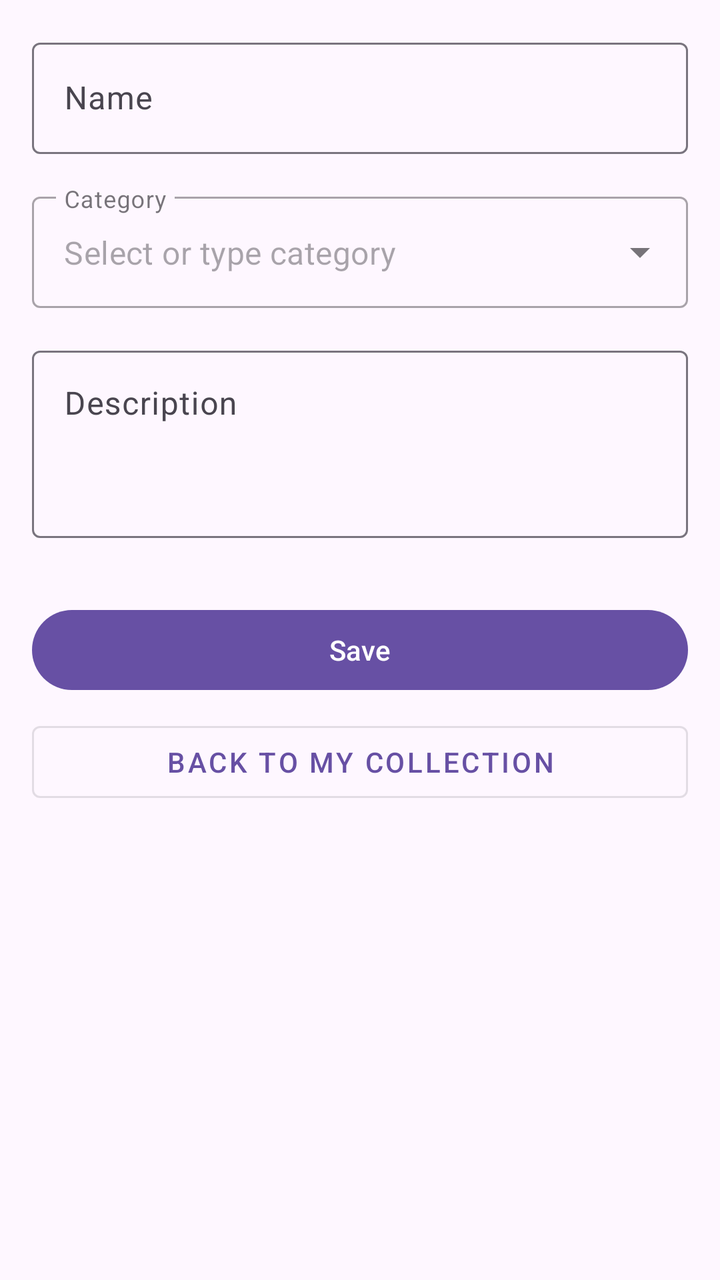
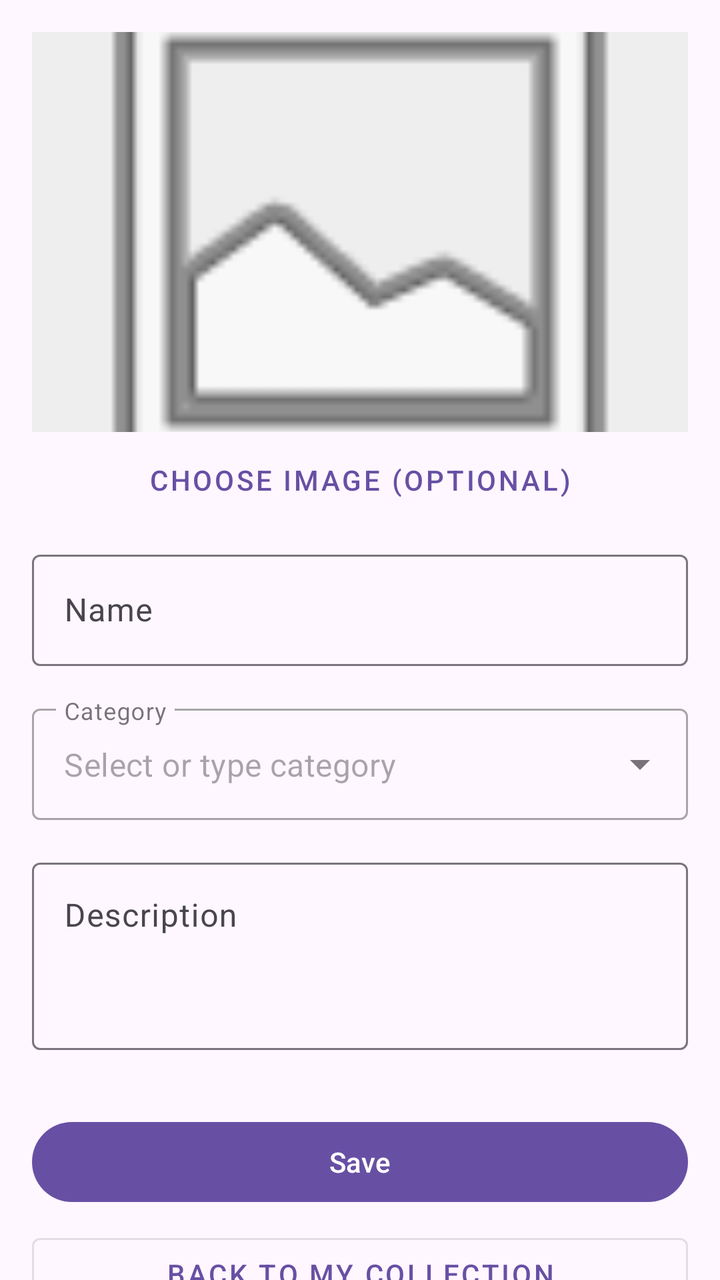

Screens rendered from an Android XML layout before and after an edit, with the pre-edit source and the edit as a unified diff.
<!-- AndroidManifest.xml: application theme Theme.CollectorsTrackingApp -->
<!-- res/layout/fragment_second.xml -->
<?xml version="1.0" encoding="utf-8"?>
<androidx.core.widget.NestedScrollView xmlns:android="http://schemas.android.com/apk/res/android"
    xmlns:app="http://schemas.android.com/apk/res-auto"
    xmlns:tools="http://schemas.android.com/tools"
    android:layout_width="match_parent"
    android:layout_height="match_parent"
    tools:context=".SecondFragment">

    <androidx.constraintlayout.widget.ConstraintLayout
        android:layout_width="match_parent"
        android:layout_height="match_parent"
        android:padding="16dp">

        <com.google.android.material.textfield.TextInputLayout
            android:id="@+id/layoutName"
            android:layout_width="match_parent"
            android:layout_height="wrap_content"
            android:hint="@string/name_label"
            app:layout_constraintTop_toTopOf="parent">

            <com.google.android.material.textfield.TextInputEditText
                android:id="@+id/editTextName"
                android:layout_width="match_parent"
                android:layout_height="wrap_content" />
        </com.google.android.material.textfield.TextInputLayout>

        <com.google.android.material.textfield.TextInputLayout
            android:id="@+id/layoutCategory"
            style="@style/Widget.MaterialComponents.TextInputLayout.OutlinedBox.ExposedDropdownMenu"
            android:layout_width="match_parent"
            android:layout_height="wrap_content"
            android:layout_marginTop="16dp"
            android:hint="@string/category_label"
            app:expandedHintEnabled="false"
            app:layout_constraintTop_toBottomOf="@id/layoutName">

            <AutoCompleteTextView
                android:id="@+id/autoCompleteCategory"
                android:layout_width="match_parent"
                android:layout_height="wrap_content"
                android:completionThreshold="0"
                android:hint="@string/category_hint"
                android:inputType="text" />
        </com.google.android.material.textfield.TextInputLayout>

        <com.google.android.material.textfield.TextInputLayout
            android:id="@+id/layoutDescription"
            android:layout_width="match_parent"
            android:layout_height="wrap_content"
            android:layout_marginTop="16dp"
            android:hint="@string/description_label"
            app:layout_constraintTop_toBottomOf="@id/layoutCategory">

            <com.google.android.material.textfield.TextInputEditText
                android:id="@+id/editTextDescription"
                android:layout_width="match_parent"
                android:layout_height="wrap_content"
                android:gravity="top"
                android:inputType="textMultiLine"
                android:minLines="3" />
        </com.google.android.material.textfield.TextInputLayout>

        <Button
            android:id="@+id/button_save"
            android:layout_width="0dp"
            android:layout_height="wrap_content"
            android:layout_marginTop="32dp"
            android:text="@string/save"
            app:layout_constraintEnd_toStartOf="@+id/button_delete"
            app:layout_constraintHorizontal_bias="0.5"
            app:layout_constraintStart_toStartOf="parent"
            app:layout_constraintTop_toBottomOf="@id/layoutDescription" />

        <Button
            android:id="@+id/button_delete"
            style="@style/Widget.MaterialComponents.Button.TextButton"
            android:layout_width="0dp"
            android:layout_height="wrap_content"
            android:text="@string/delete"
            android:textColor="@android:color/holo_red_dark"
            android:visibility="gone"
            app:layout_constraintBottom_toBottomOf="@+id/button_save"
            app:layout_constraintEnd_toEndOf="parent"
            app:layout_constraintHorizontal_bias="0.5"
            app:layout_constraintStart_toEndOf="@+id/button_save"
            app:layout_constraintTop_toTopOf="@+id/button_save"
            tools:visibility="visible" />

        <Button
            android:id="@+id/button_back"
            style="@style/Widget.MaterialComponents.Button.OutlinedButton"
            android:layout_width="match_parent"
            android:layout_height="wrap_content"
            android:layout_marginTop="8dp"
            android:text="@string/back_to_collection"
            app:layout_constraintTop_toBottomOf="@id/button_save" />

    </androidx.constraintlayout.widget.ConstraintLayout>
</androidx.core.widget.NestedScrollView>
<!-- resources referenced by this layout -->
<resources>
  <string name="back_to_collection">Back to My Collection</string>
  <string name="category_hint">Select or type category</string>
  <string name="category_label">Category</string>
  <string name="delete">Delete</string>
  <string name="description_label">Description</string>
  <string name="name_label">Name</string>
  <string name="save">Save</string>
  <style name="Theme.CollectorsTrackingApp" parent="Base.Theme.CollectorsTrackingApp" />
  <style name="Base.Theme.CollectorsTrackingApp" parent="Theme.Material3.DayNight.NoActionBar">
          
          
      </style>
</resources>

<!-- the commit's change to res/layout/fragment_second.xml (unified diff, before → after) -->
@@ -11,12 +11,32 @@
         android:layout_height="match_parent"
         android:padding="16dp">
 
+        <ImageView
+            android:id="@+id/imageViewPreview"
+            android:layout_width="match_parent"
+            android:layout_height="200dp"
+            android:scaleType="centerCrop"
+            android:src="@android:drawable/ic_menu_gallery"
+            app:layout_constraintTop_toTopOf="parent"
+            android:background="#EEEEEE" />
+
+        <Button
+            android:id="@+id/buttonSelectImage"
+            style="@style/Widget.MaterialComponents.Button.TextButton"
+            android:layout_width="wrap_content"
+            android:layout_height="wrap_content"
+            android:text="Choose Image (Optional)"
+            app:layout_constraintEnd_toEndOf="parent"
+            app:layout_constraintStart_toStartOf="parent"
+            app:layout_constraintTop_toBottomOf="@id/imageViewPreview" />
+
         <com.google.android.material.textfield.TextInputLayout
             android:id="@+id/layoutName"
             android:layout_width="match_parent"
             android:layout_height="wrap_content"
+            android:layout_marginTop="8dp"
             android:hint="@string/name_label"
-            app:layout_constraintTop_toTopOf="parent">
+            app:layout_constraintTop_toBottomOf="@id/buttonSelectImage">
 
             <com.google.android.material.textfield.TextInputEditText
                 android:id="@+id/editTextName"
